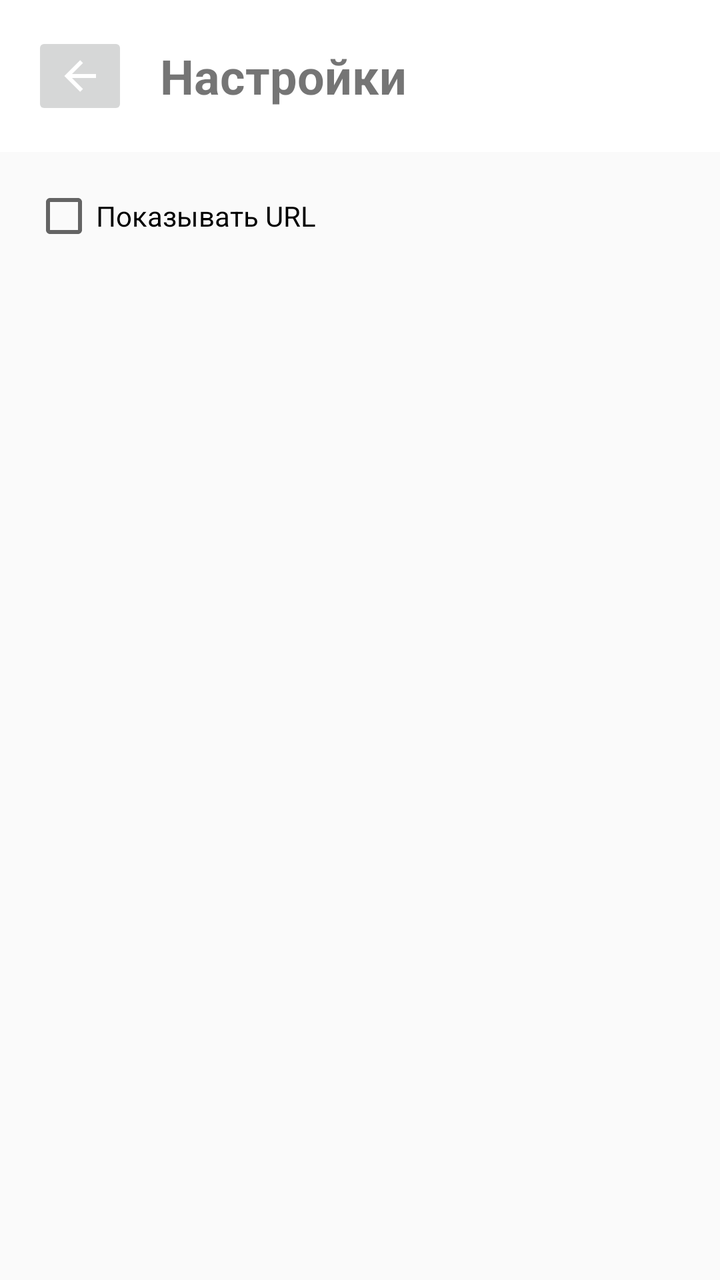
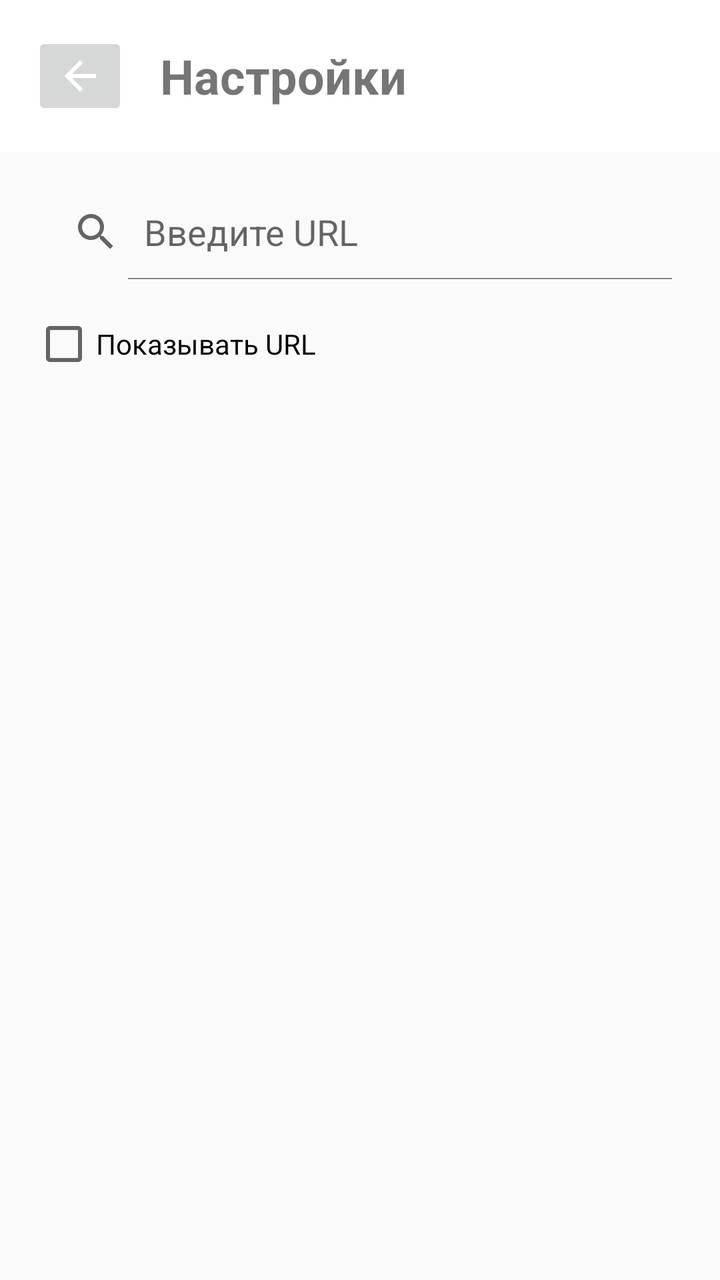

Before-and-after screenshots of an Android layout around one commit, followed by the original layout XML and the change that was made.
<!-- AndroidManifest.xml: activity theme Theme.AppCompat.Light -->
<!-- res/layout/activity_settings.xml -->
<?xml version="1.0" encoding="utf-8"?>
<RelativeLayout xmlns:android="http://schemas.android.com/apk/res/android"
    android:layout_width="match_parent"
    android:layout_height="match_parent"
    android:orientation="vertical">

    
    <LinearLayout
        android:id="@+id/headerLayout"
        android:layout_width="match_parent"
        android:layout_height="wrap_content"
        android:background="#FFFFFF"
        android:gravity="center_vertical"
        android:padding="16dp"
        android:orientation="horizontal">

        <ImageButton
            android:id="@+id/backButton"
            android:layout_width="wrap_content"
            android:layout_height="wrap_content"
            android:contentDescription="@string/back_button_description"
            android:src="@drawable/ic_arrow_back" />

        <TextView
            android:layout_width="wrap_content"
            android:layout_height="wrap_content"
            android:layout_marginStart="16dp"
            android:text="@string/settings_title"
            android:textSize="24sp"
            android:textStyle="bold" />
    </LinearLayout>

    <CheckBox
        android:id="@+id/showUrlCheckbox"
        android:layout_width="wrap_content"
        android:layout_height="wrap_content"
        android:text="@string/show_url_option"
        android:layout_below="@id/headerLayout"
        android:layout_marginTop="16dp"
        android:layout_marginStart="16dp" />

</RelativeLayout>
<!-- resources referenced by this layout -->
<resources>
  <!-- drawable ic_arrow_back (drawable) -->
  <vector xmlns:android="http://schemas.android.com/apk/res/android"
      xmlns:tools="http://schemas.android.com/tools"
      android:height="24dp"
      android:width="24dp"
      android:viewportWidth="24"
      android:viewportHeight="24">
      <path android:fillColor="@android:color/white" android:pathData="M20,11V13H8L13.5,18.5L12.08,19.92L4.16,12L12.08,4.08L13.5,5.5L8,11H20Z"
          tools:ignore="VectorRaster" />
  </vector>
  <string name="back_button_description">Вернуться</string>
  <string name="settings_title">Настройки</string>
  <string name="show_url_option">Показывать URL</string>
</resources>

<!-- the commit's change to res/layout/activity_settings.xml (unified diff, before → after) -->
@@ -1,10 +1,12 @@
 <?xml version="1.0" encoding="utf-8"?>
 <RelativeLayout xmlns:android="http://schemas.android.com/apk/res/android"
+    android:id="@+id/rootLayout"
     android:layout_width="match_parent"
     android:layout_height="match_parent"
-    android:orientation="vertical">
+    android:orientation="vertical"
+    android:focusable="true"
+    android:focusableInTouchMode="true">
 
-    
     <LinearLayout
         android:id="@+id/headerLayout"
         android:layout_width="match_parent"
@@ -30,12 +32,23 @@
             android:textStyle="bold" />
     </LinearLayout>
 
+    <SearchView
+        android:id="@+id/searchView"
+        android:layout_width="match_parent"
+        android:layout_height="wrap_content"
+        android:layout_below="@id/headerLayout"
+        android:layout_marginTop="16dp"
+        android:layout_marginStart="16dp"
+        android:layout_marginEnd="16dp"
+        android:queryHint="@string/search_hint"
+        android:iconifiedByDefault="false" />
+
     <CheckBox
         android:id="@+id/showUrlCheckbox"
         android:layout_width="wrap_content"
         android:layout_height="wrap_content"
         android:text="@string/show_url_option"
-        android:layout_below="@id/headerLayout"
+        android:layout_below="@id/searchView"
         android:layout_marginTop="16dp"
         android:layout_marginStart="16dp" />
 
<!-- resource entries referenced after the edit -->
@@ -11,6 +11,7 @@
           tools:ignore="VectorRaster" />
   </vector>
   <string name="back_button_description">Вернуться</string>
+  <string name="search_hint">Введите URL</string>
   <string name="settings_title">Настройки</string>
   <string name="show_url_option">Показывать URL</string>
 </resources>
